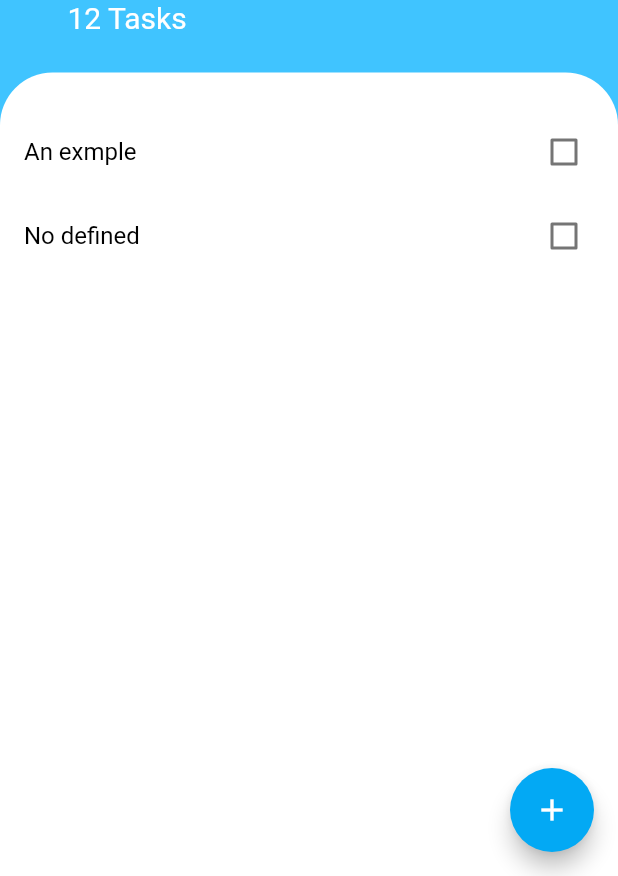
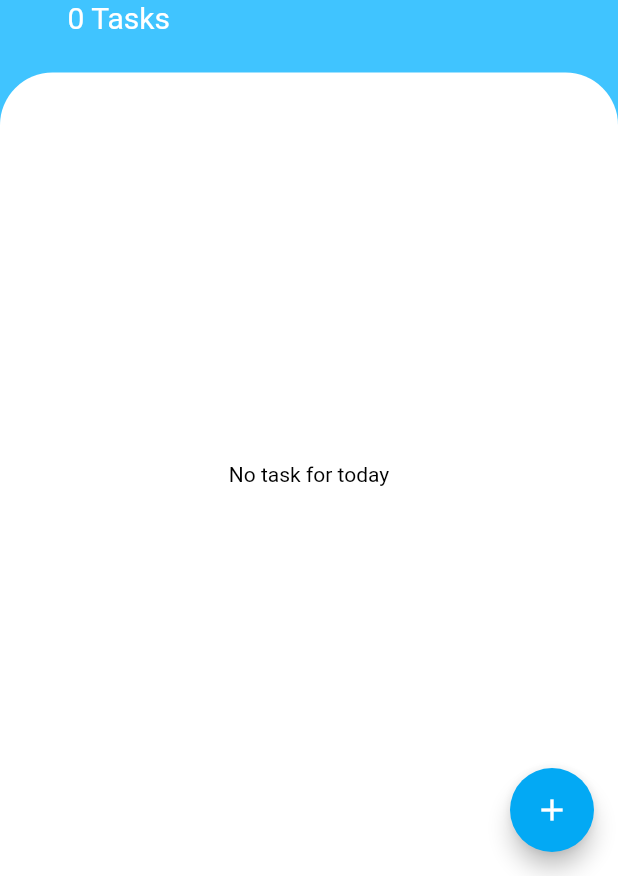
Before and after one commit to DevKhalydIOS/todoapp, a Flutter app: the screen it shows after launch, on a phone screen of 412 x 824 dp, the part 360-1236 px from its top. Run offline on Flutter 3.47's test engine with Material 2 defaults, Android fonts, the phone set to English and light mode, and no system bars.

Commit message:
Last commit

```diff
--- a/lib/main.dart
+++ b/lib/main.dart
@@ -1,19 +1,23 @@
 import 'package:flutter/material.dart';
+import 'package:provider/provider.dart';
+import 'package:state_managment_todoapp/models/task_mode.dart';
 import 'package:state_managment_todoapp/screens/task_screen.dart';
 
 void main() => runApp(InitApp());
 
-
- //Please read this blog https://www.pluralsight.com/guides/how-to-use-gitignore-file
+//Please read this blog https://www.pluralsight.com/guides/how-to-use-gitignore-file
 class InitApp extends StatelessWidget {
 
+  //Try to do the same thing with the new params
 
   @override
   Widget build(BuildContext context) {
-    return MaterialApp(
-      title: 'TDOO-LIST',
-      home: TaskScreen(),
+    return ChangeNotifierProvider(//Listen all app
+      create: (_) => TaskNotifier(),
+      child: MaterialApp(
+        title: 'TODO-LIST',
+        home: TaskScreen(),
+      ),
     );
   }
-
 }
--- /dev/null
+++ b/lib/models/task_mode.dart
@@ -0,0 +1,22 @@
+//This type of classes always should be created
+import 'package:flutter/cupertino.dart';
+import 'package:state_managment_todoapp/widgets/checkbox_tile_custom.dart';
+
+class TaskNotifier extends ChangeNotifier {
+  //Read
+  //https://pub.dev/packages/provider#-readme-tab-
+  List<CheckBoxTile> _taskList = new List();
+
+  List<CheckBoxTile> get taskList => _taskList;
+
+  void deleteAnItem(CheckBoxTile item) {
+    _taskList.remove(item);
+    notifyListeners();
+  }
+
+  void addAnItem(CheckBoxTile item) {
+    _taskList.add(item);
+    notifyListeners();
+  }
+
+}
--- a/lib/screens/task_screen.dart
+++ b/lib/screens/task_screen.dart
@@ -1,4 +1,6 @@
 import 'package:flutter/material.dart';
+import 'package:provider/provider.dart';
+import 'package:state_managment_todoapp/models/task_mode.dart';
 import 'package:state_managment_todoapp/widgets/checkbox_tile_custom.dart';
 import 'package:state_managment_todoapp/widgets/design_bottom_sheet.dart';
 
@@ -34,8 +36,19 @@ class _TaskScreenState extends State<TaskScreen> {
   showBottomSheet() => showModalBottomSheet(
         isScrollControlled: true,
         context: context,
-        builder: (c) => BottomSheetDesign(),
+        builder: (c) => BottomSheetDesign(
+          onPressed: addAnItem,
+        ),
       );
+
+  addAnItem(String task) {
+    // Provider.of<TaskNotifier>(context).addAnItem();
+    final taskModel = new CheckBoxTile(
+      assigment: task,
+    );
+    Provider.of<TaskNotifier>(context,listen: false).addAnItem(taskModel);
+    Navigator.pop(context);
+  }
 
   Widget str() => Column(
         children: <Widget>[
@@ -76,9 +89,11 @@ class _TaskScreenState extends State<TaskScreen> {
                               fontWeight: FontWeight.bold,
                               fontSize: 60),
                         ),
-                        Text(
-                          '12 Tasks',
-                          style: TextStyle(color: Colors.white, fontSize: 20),
+                        Consumer<TaskNotifier>(
+                          builder: (context, task, child) => Text(
+                            '${task.taskList.length} Tasks',
+                            style: TextStyle(color: Colors.white, fontSize: 20),
+                          ),
                         ),
                       ],
                     ),
@@ -100,8 +115,7 @@ class _TaskScreenState extends State<TaskScreen> {
         ],
       );
 
-
-  Widget list() => ListView(
+  Widget list2() => ListView(
         padding: EdgeInsets.only(top: 25),
         children: <Widget>[
           CheckBoxTile(
@@ -111,21 +125,26 @@ class _TaskScreenState extends State<TaskScreen> {
         ],
       );
 
-  Widget modelTask(bool isSTRIKETHROUGH) {
-    return CheckboxListTile(
-      value: isSTRIKETHROUGH,
-      onChanged: (value) {},
-      checkColor: Colors.white,
-      title: Text(
-        'Task 1',
-        style: TextStyle(
-            color: Colors.black,
-            decoration: isSTRIKETHROUGH
-                ? TextDecoration.lineThrough
-                : TextDecoration.none),
-      ),
-      activeColor: Colors.lightBlueAccent,
-      selected: true,
-    );
-  }
+  Widget list() => Consumer<TaskNotifier>(
+        builder: (context, task, child) {
+          bool isEmptyList = task.taskList.isEmpty;
+
+          int lenghtList = task.taskList.length;
+
+          return isEmptyList
+              ? Center(
+                  child: Text('No task for today',
+                      style: TextStyle(
+                        color: Colors.black,
+                      )))
+              : ListView.builder(
+                  padding: EdgeInsets.only(top: 25),
+                  itemBuilder: itemBuilder,
+                  itemCount: lenghtList,
+                );
+        },
+      );
+
+  Widget itemBuilder(BuildContext _, int i) => Consumer<TaskNotifier>(
+      builder: (context, task, child) => task.taskList[i]);
 }
--- a/lib/widgets/design_bottom_sheet.dart
+++ b/lib/widgets/design_bottom_sheet.dart
@@ -2,10 +2,13 @@ import 'package:flutter/material.dart';
 import 'package:state_managment_todoapp/utils/utils_functios.dart';
 
 class BottomSheetDesign extends StatelessWidget {
+  final mainColor = Color.fromRGBO(102, 193, 254, 1);
 
+  final controller = TextEditingController();
 
-  Color mainColor = Color.fromRGBO(102, 193, 254, 1);
+  final Function(String task) onPressed;
 
+  BottomSheetDesign({@required this.onPressed});
 
   @override
   Widget build(BuildContext context) => SingleChildScrollView(
@@ -42,6 +45,7 @@ class BottomSheetDesign extends StatelessWidget {
             padding: const EdgeInsets.symmetric(horizontal: 65, vertical: 15),
             child: TextField(
               style: TextStyle(),
+              controller: controller,
             ),
           ),
           SizedBox(
@@ -49,7 +53,13 @@ class BottomSheetDesign extends StatelessWidget {
           ),
           RaisedButton(
             padding: EdgeInsets.symmetric(horizontal: 100, vertical: 8.5),
-            onPressed: () {},
+            onPressed: () {
+              String task = controller.text;
+
+              if (task.isEmpty) return;
+
+              onPressed(task);
+            },
             child: Text(
               'Add',
               style: TextStyle(color: Colors.white, fontSize: 25),
--- a/pubspec.yaml
+++ b/pubspec.yaml
@@ -24,6 +24,7 @@ dependencies:
   # The following adds the Cupertino Icons font to your application.
   # Use with the CupertinoIcons class for iOS style icons.
   cupertino_icons: ^0.1.3
+  provider: ^4.0.5
 
 dev_dependencies:
   flutter_test:
```
Also changed, not shown: lib/widgets/checkbox_tile_custom.dart (+14 -4 lines), pubspec.lock.
